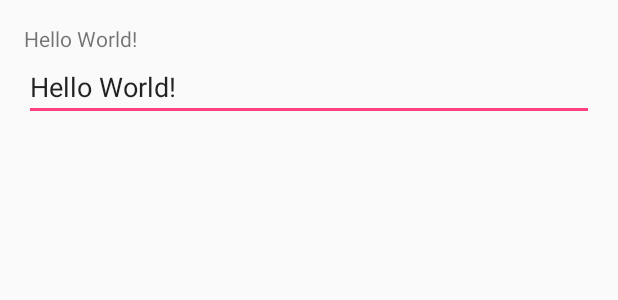
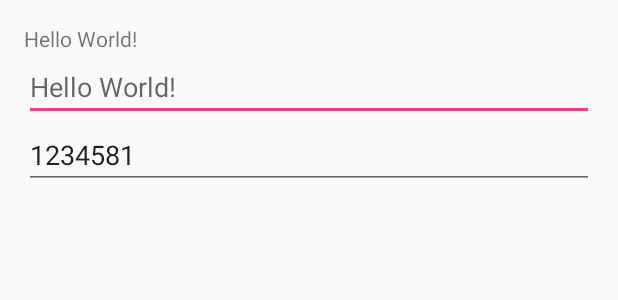
Before and after one commit to beilly/randomkeyboard, an Android app: the layout activity_main.xml on its own in the app's theme, with its tools: preview values and no code run, on a phone screen of 412 x 824 dp. Shown: the top 300 px of the screen. Run offline under Robolectric (Android 15) with nearby library versions, the phone set to English and light mode, and no system bars.

Commit message:
添加对多EditText的优化

```diff
--- a/app/src/main/java/com/benli/randomkeyboard/MainActivity.java
+++ b/app/src/main/java/com/benli/randomkeyboard/MainActivity.java
@@ -12,6 +12,7 @@ public class MainActivity extends AppCompatActivity {
     protected void onCreate(Bundle savedInstanceState) {
         super.onCreate(savedInstanceState);
         setContentView(R.layout.activity_main);
-        new KeyboardHelper(this, (EditText) findViewById(R.id.edittext1));
+        new KeyboardHelper(this).addEditText((EditText) findViewById(R.id.edittext1)).setShouldRandom(true);
+        new KeyboardHelper(this).addEditText((EditText) findViewById(R.id.edittext2)).setShouldRandom(true);
     }
 }
--- a/app/src/main/res/layout/activity_main.xml
+++ b/app/src/main/res/layout/activity_main.xml
@@ -20,5 +20,13 @@
         android:layout_width="match_parent"
         android:layout_height="wrap_content"
         android:layout_below="@+id/textview"
-        android:text="Hello World!" />
+        android:inputType="numberPassword"
+        android:hint="Hello World!" />
+
+    <EditText
+        android:id="@+id/edittext2"
+        android:layout_width="match_parent"
+        android:layout_height="wrap_content"
+        android:layout_below="@+id/edittext1"
+        android:text="1234581" />
 </RelativeLayout>
```
Also changed, not shown: keyboard/src/main/java/com/benli/keyboard/KeyboardHelper.java (+34 -4 lines).
